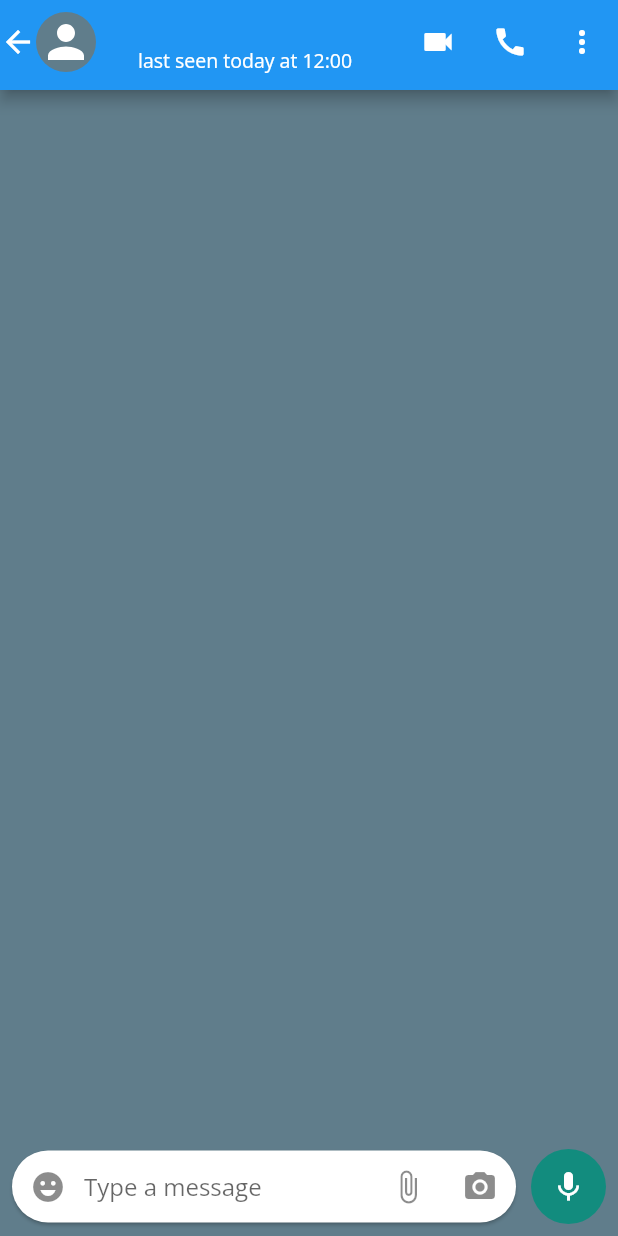
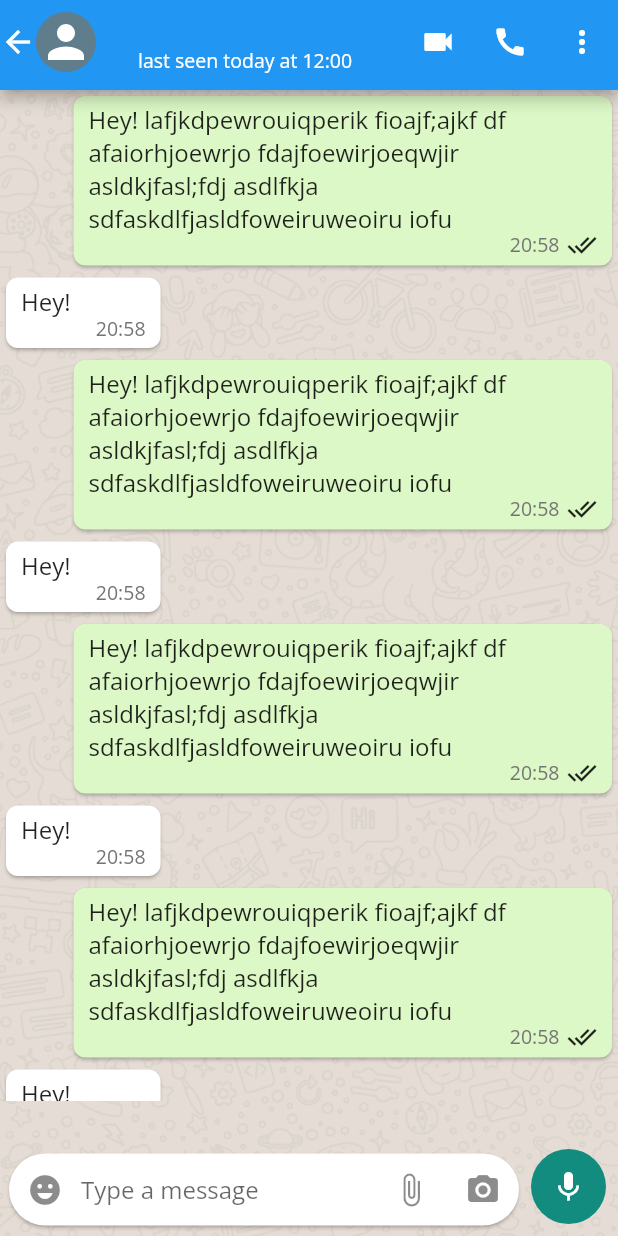
Before and after one commit to Muntasir89/WhatsApp_clone, a Flutter app: the IndividualPage screen opened directly with empty values, on a phone screen of 412 x 824 dp. Run offline on Flutter 3.47's test engine with Material 2 defaults, Android fonts, the phone set to English and light mode, and no system bars; our stand-ins replace flutter_svg, socket_io_client.

Commit message:
IndividualPage.dart OwnMessageCard.dart ReplyMessageCard.dart added

```diff
--- a/lib/Screens/IndividualPage.dart
+++ b/lib/Screens/IndividualPage.dart
@@ -3,6 +3,9 @@ import 'package:flutter/material.dart';
 import 'package:flutter_svg/flutter_svg.dart';
 import 'package:whatsapp_app/Model/ChatModel.dart';
 import 'package:whatsapp_app/Widgets/HomeMenu.dart';
+import 'package:whatsapp_app/Widgets/OwnMessageCard.dart';
+import 'package:whatsapp_app/Widgets/ReplyCard.dart';
+import 'package:socket_io_client/socket_io_client.dart' as IO;
 
 class IndividualPage extends StatefulWidget {
   const IndividualPage({super.key, required this.chatModel});
@@ -30,8 +33,16 @@ class _IndividualPageState extends State<IndividualPage> {
 
   @override
   Widget build(BuildContext context) {
-    return Scaffold(
-      backgroundColor: Colors.blueGrey,
+    return Stack(
+      children: [
+        Image.asset(
+          "assets/whatsapp_background.png",
+          height: MediaQuery.of(context).size.height,
+          width: MediaQuery.of(context).size.width,
+          fit: BoxFit.cover,
+        ),
+        Scaffold(
+          backgroundColor: Colors.transparent,
           appBar: PreferredSize(
             preferredSize: Size.fromHeight(60),
             child: AppBar(
@@ -119,7 +130,27 @@ class _IndividualPageState extends State<IndividualPage> {
               width: MediaQuery.of(context).size.width,
               child: Stack(
                 children: [
-              ListView(),
+                  Container(
+                    height: MediaQuery.of(context).size.height - 150,
+                    child: ListView(
+                      children: [
+                        OwnMessageCard(),
+                        ReplyCard(),
+                        OwnMessageCard(),
+                        ReplyCard(),
+                        OwnMessageCard(),
+                        ReplyCard(),
+                        OwnMessageCard(),
+                        ReplyCard(),
+                        OwnMessageCard(),
+                        ReplyCard(),
+                        OwnMessageCard(),
+                        ReplyCard(),
+                        OwnMessageCard(),
+                        ReplyCard(),
+                      ],
+                    ),
+                  ),
                   Align(
                     alignment: Alignment.bottomCenter,
                     // whole input + emoji picker
@@ -133,7 +164,7 @@ class _IndividualPageState extends State<IndividualPage> {
                               width: MediaQuery.of(context).size.width - 60,
                               child: Card(
                                 margin: const EdgeInsets.only(
-                                left: 8, right: 8, bottom: 8),
+                                    left: 6, right: 6, bottom: 4),
                                 shape: RoundedRectangleBorder(
                                     borderRadius: BorderRadius.circular(25)),
                                 child: TextFormField(
@@ -211,6 +242,8 @@ class _IndividualPageState extends State<IndividualPage> {
               return Future.value(false);
             },
           ),
+        ),
+      ],
     );
   }
 
--- /dev/null
+++ b/lib/Widgets/OwnMessageCard.dart
@@ -0,0 +1,50 @@
+import 'package:flutter/material.dart';
+
+class OwnMessageCard extends StatelessWidget {
+  const OwnMessageCard({super.key});
+
+  @override
+  Widget build(BuildContext context) {
+    return Align(
+      alignment: Alignment.centerRight,
+      child: ConstrainedBox(
+        constraints:
+            BoxConstraints(maxWidth: MediaQuery.of(context).size.width - 45),
+        child: Card(
+          elevation: 1,
+          shape: RoundedRectangleBorder(borderRadius: BorderRadius.circular(8)),
+          color: Color(0xffdcf8c6),
+          child: Stack(
+            children: [
+              const Padding(
+                padding: const EdgeInsets.only(
+                    left: 10, right: 60, top: 5, bottom: 20),
+                child: Text(
+                  "Hey! lafjkdpewrouiqperik fioajf;ajkf df afaiorhjoewrjo fdajfoewirjoeqwjir asldkjfasl;fdj asdlfkja sdfaskdlfjasldfoweiruweoiru iofu",
+                  style: TextStyle(fontSize: 16),
+                ),
+              ),
+              Positioned(
+                bottom: 4,
+                right: 10,
+                child: Row(
+                  children: [
+                    Text(
+                      "20:58",
+                      style: TextStyle(fontSize: 13, color: Colors.grey[600]),
+                    ),
+                    const SizedBox(width: 5),
+                    const Icon(
+                      Icons.done_all,
+                      size: 20,
+                    )
+                  ],
+                ),
+              )
+            ],
+          ),
+        ),
+      ),
+    );
+  }
+}
--- /dev/null
+++ b/lib/Widgets/ReplyCard.dart
@@ -0,0 +1,41 @@
+import 'package:flutter/material.dart';
+
+class ReplyCard extends StatelessWidget {
+  const ReplyCard({super.key});
+
+  @override
+  Widget build(BuildContext context) {
+    return Align(
+      alignment: Alignment.centerLeft,
+      child: ConstrainedBox(
+        constraints:
+            BoxConstraints(maxWidth: MediaQuery.of(context).size.width - 45),
+        child: Card(
+          elevation: 1,
+          shape: RoundedRectangleBorder(borderRadius: BorderRadius.circular(8)),
+          // color: Color(0xffdcf8c6),
+          child: Stack(
+            children: [
+              const Padding(
+                padding: const EdgeInsets.only(
+                    left: 10, right: 60, top: 5, bottom: 20),
+                child: Text(
+                  "Hey!",
+                  style: TextStyle(fontSize: 16),
+                ),
+              ),
+              Positioned(
+                bottom: 4,
+                right: 10,
+                child: Text(
+                  "20:58",
+                  style: TextStyle(fontSize: 13, color: Colors.grey[600]),
+                ),
+              )
+            ],
+          ),
+        ),
+      ),
+    );
+  }
+}
--- a/pubspec.yaml
+++ b/pubspec.yaml
@@ -38,6 +38,7 @@ dependencies:
   flutter_svg: ^2.0.7
   emoji_picker_flutter: ^1.6.1
   shared_preferences: ^2.2.0
+  socket_io_client: ^2.0.3+1
 
 dev_dependencies:
   flutter_test:
@@ -65,6 +66,7 @@ flutter:
   assets:
     - assets/groups.svg
     - assets/person.svg
+    - assets/whatsapp_background.png
   #   - images/a_dot_burr.jpeg
   #   - images/a_dot_ham.jpeg
 
```
Also changed, not shown: assets/whatsapp_background.png (added), pubspec.lock, 1 other file. Lines whose indentation alone changed are shown as unchanged.
